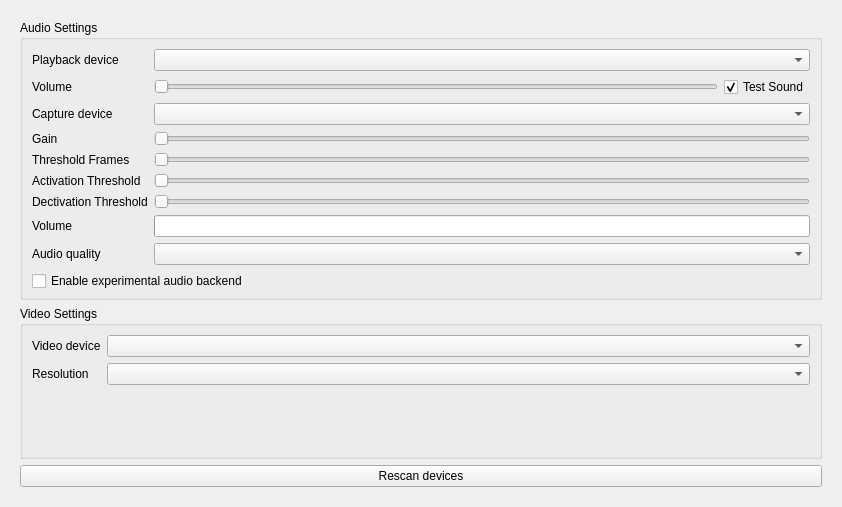
Before: the Qt Designer form src/widget/form/settings/avform.ui in gstark667/qTox-ignore, drawn with Qt 5.
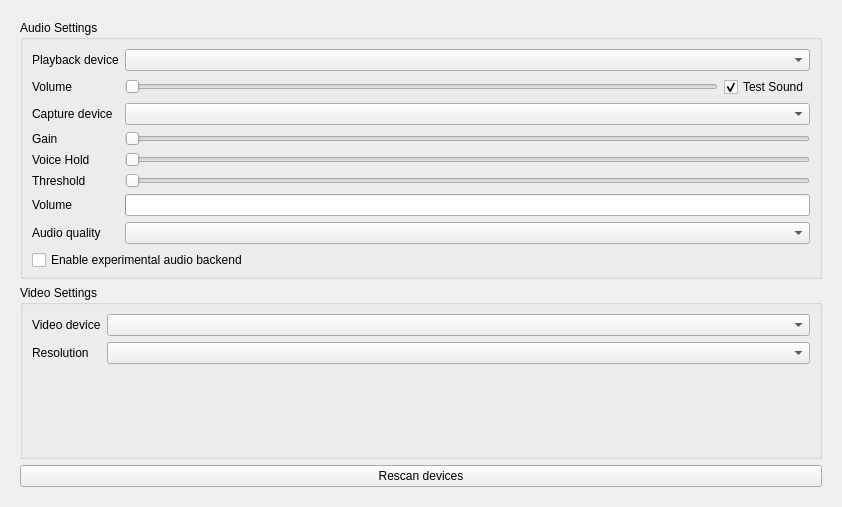
After: the same form once the commit is applied. Custom widgets are drawn as their Qt base class.

Commit message: adding voice hold to audio filter

The edit to the form file:
```diff
--- a/src/widget/form/settings/avform.ui
+++ b/src/widget/form/settings/avform.ui
@@ -104,7 +104,7 @@
           <item row="4" column="0">
            <widget class="QLabel" name="thresholdFramesLabel">
             <property name="text">
-             <string>Threshold Frames</string>
+             <string>Voice Hold</string>
             </property>
            </widget>
           </item>
@@ -118,7 +118,7 @@
           <item row="5" column="0">
            <widget class="QLabel" name="activationThresholdLabel">
             <property name="text">
-             <string>Activation Threshold</string>
+             <string>Threshold</string>
             </property>
            </widget>
           </item>
@@ -130,27 +130,13 @@
            </widget>
           </item>
           <item row="6" column="0">
-           <widget class="QLabel" name="deactivationThresholdLabel">
-            <property name="text">
-             <string>Dectivation Threshold</string>
-            </property>
-           </widget>
-          </item>
-          <item row="6" column="1" colspan="2">
-           <widget class="QSlider" name="deactivationThresholdSlider">
-            <property name="orientation">
-             <enum>Qt::Horizontal</enum>
-            </property>
-           </widget>
-          </item>
-          <item row="7" column="0">
            <widget class="QLabel" name="volumeDisplayLabel">
             <property name="text">
              <string>Volume</string>
             </property>
            </widget>
           </item>
-          <item row="7" column="1" colspan="2">
+          <item row="6" column="1" colspan="2">
            <widget class="QProgressBar" name="volumeDisplay">
             <property name="orientation">
              <enum>Qt::Horizontal</enum>
@@ -167,14 +153,14 @@
             </property>
            </widget>
           </item>
-          <item row="8" column="0">
+          <item row="7" column="0">
            <widget class="QLabel" name="audioQualityLabel">
             <property name="text">
              <string>Audio quality</string>
             </property>
            </widget>
           </item>
-          <item row="8" column="1" colspan="2">
+          <item row="7" column="1" colspan="2">
            <widget class="QComboBox" name="audioQualityComboBox">
             <property name="sizePolicy">
              <sizepolicy hsizetype="Expanding" vsizetype="Fixed">
@@ -187,7 +173,7 @@
             </property>
            </widget>
           </item>
-          <item row="9" column="0" colspan="3">
+          <item row="8" column="0" colspan="3">
            <widget class="QCheckBox" name="cbEnableBackend2">
             <property name="enabled">
              <bool>true</bool>
```
Left out of the diff: 8 changed lines with no effect on the pictures. The commit also changes 7 other files.
